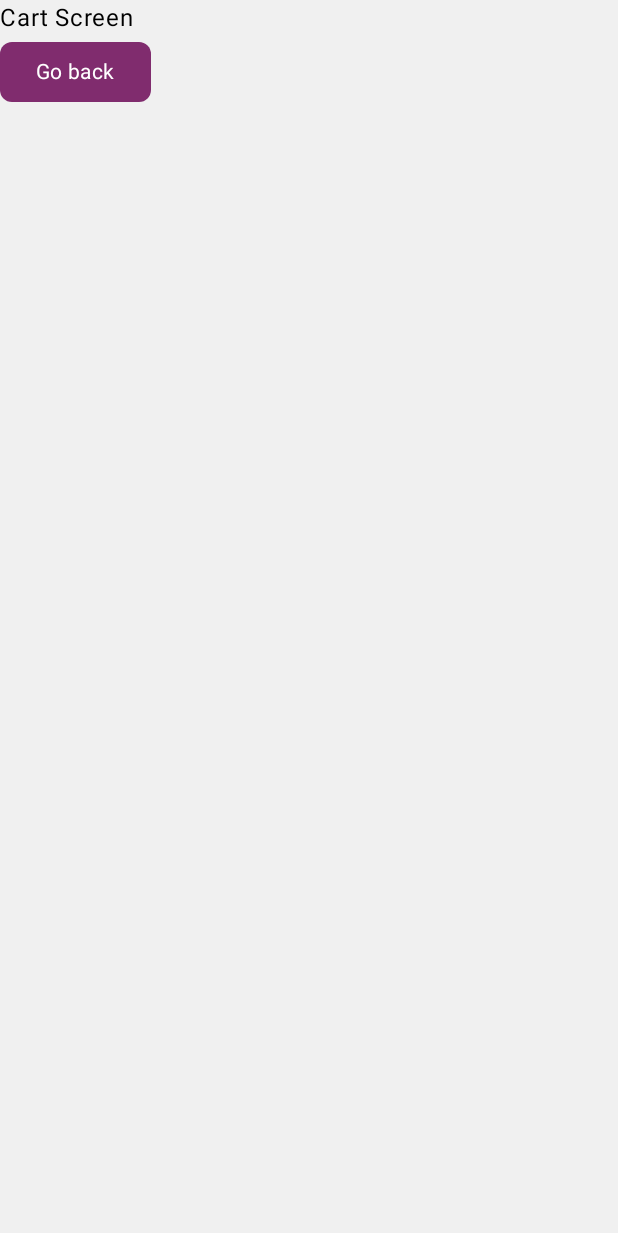
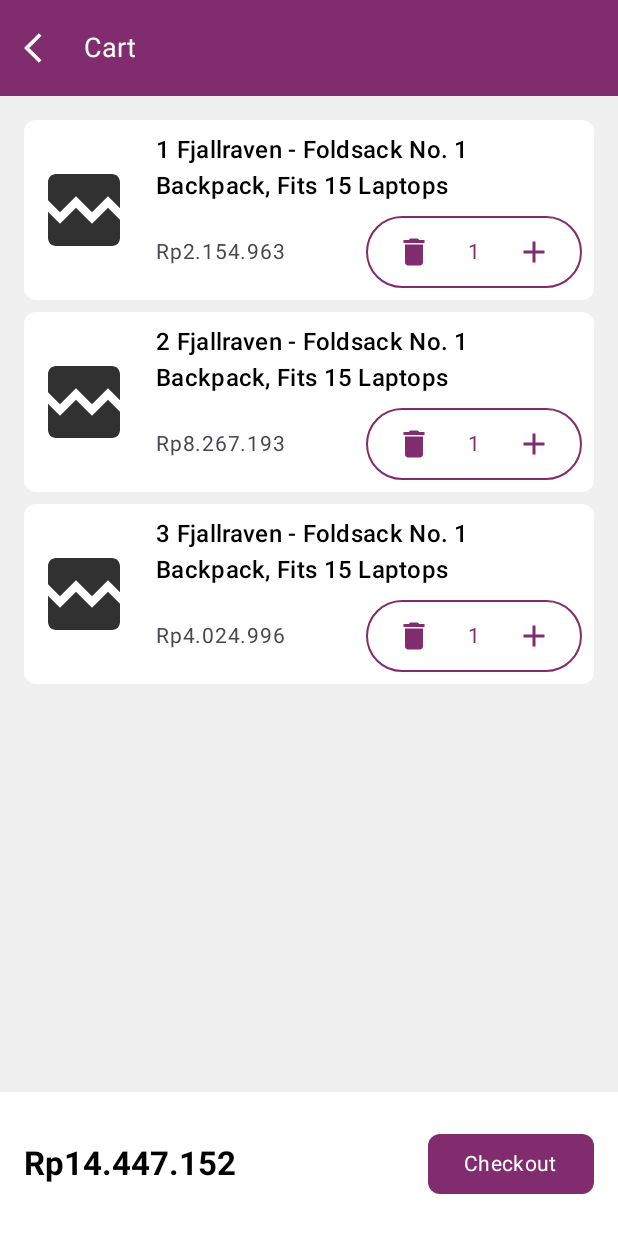
Before and after one commit to hudiohizari/fake-store, an Android app built with Jetpack Compose: the CartScreen screen opened through its navigation route, on a phone screen of 412 x 824 dp. Shown: the top 1233 px of the screen. Run offline under Robolectric (Android 15) with nearby library versions, the phone set to English and light mode, and no system bars; our stand-ins replace Dagger/Hilt's generated code, constraintlayout-compose; pictures from the network do not load.

Commit message:
fix: CartScreen

```diff
--- a/app/src/main/java/com/hizari/fakestore/ui/component/group/StaggeredProductGroup.kt
+++ b/app/src/main/java/com/hizari/fakestore/ui/component/group/StaggeredProductGroup.kt
@@ -38,7 +38,7 @@
                 Product(
                     id = it.toLong(),
                     title = "${index++} " + if (Random.nextBoolean()) "Fjallraven Laptops" else "Fjallraven - Foldsack No. 1 Backpack, Fits 15 Laptops, Fits 15 Laptops, Fits 15 Laptops, Fits 15 Laptops, Fits 15 Laptops",
-                    price = "$${Random.nextInt(10, 100)}",
+                    price = "Rp${Random.nextInt(1000, 10000000)}",
                     description = "Your perfect pack for everyday use and walks in the forest. Stash your laptop (up to 15 inches) in the padded sleeve, your everyday",
                     category = "men's clothing",
                     image = "https://fakestoreapi.com/img/81fPKd-2AYL._AC_SL1500_.jpg",
--- a/app/src/main/java/com/hizari/fakestore/ui/component/picker/QuantityPicker.kt
+++ b/app/src/main/java/com/hizari/fakestore/ui/component/picker/QuantityPicker.kt
@@ -13,6 +13,7 @@
 import androidx.compose.foundation.text.KeyboardOptions
 import androidx.compose.material.icons.Icons
 import androidx.compose.material.icons.filled.Add
+import androidx.compose.material.icons.filled.Delete
 import androidx.compose.material.icons.filled.Remove
 import androidx.compose.material3.Icon
 import androidx.compose.material3.IconButton
@@ -54,6 +55,11 @@
                 quantity = 1,
             )
             QuantityPicker(
+                enableDelete = true,
+                onQuantityChange = {},
+                quantity = 1,
+            )
+            QuantityPicker(
                 onQuantityChange = {},
                 quantity = 2,
             )
@@ -71,12 +77,13 @@
 
 @Composable
 fun QuantityPicker(
+    enableDelete: Boolean = false,
+    maxQuantity: Int = 99,
+    minQuantity: Int = 1,
     onQuantityChange: (Int) -> Unit,
+    onDelete: () -> Unit = {},
     quantity: Int,
 ) {
-    val minQuantity = 1
-    val maxQuantity = 999
-
     var quantityText by remember { mutableStateOf(quantity.toString()) }
 
     LaunchedEffect(quantity) {
@@ -94,7 +101,8 @@
             modifier = Modifier.padding(horizontal = 8.dp),
             verticalAlignment = Alignment.CenterVertically
         ) {
-            if (quantity > minQuantity) {
+            when {
+                quantity > minQuantity -> {
                     IconButton(onClick = {
                         val newQuantity = quantity - 1
                         quantityText = newQuantity.toString()
@@ -106,8 +114,21 @@
                             tint = MaterialTheme.colorScheme.primary
                         )
                     }
-            } else {
+                }
+
+                enableDelete -> {
+                    IconButton(onClick = onDelete) {
+                        Icon(
+                            contentDescription = stringResource(R.string.delete),
+                            imageVector = Icons.Default.Delete,
+                            tint = MaterialTheme.colorScheme.primary
+                        )
+                    }
+                }
+
+                else -> {
                     Box(modifier = Modifier.size(48.dp))
+                }
             }
 
             BasicTextField(
@@ -120,7 +141,7 @@
                         onQuantityChange(newQuantity)
                     }
                 },
-                modifier = Modifier.width(48.dp),
+                modifier = Modifier.width(32.dp),
                 textStyle = MaterialTheme.typography.bodyMedium.copy(
                     color = MaterialTheme.colorScheme.primary,
                     textAlign = TextAlign.Center
--- /dev/null
+++ b/app/src/main/java/com/hizari/fakestore/ui/screen/main/cart/CartItem.kt
@@ -0,0 +1,112 @@
+package com.hizari.fakestore.ui.screen.main.cart
+
+import androidx.compose.foundation.background
+import androidx.compose.foundation.layout.Column
+import androidx.compose.foundation.layout.Row
+import androidx.compose.foundation.layout.Spacer
+import androidx.compose.foundation.layout.fillMaxWidth
+import androidx.compose.foundation.layout.height
+import androidx.compose.foundation.layout.padding
+import androidx.compose.foundation.layout.size
+import androidx.compose.foundation.layout.width
+import androidx.compose.foundation.shape.RoundedCornerShape
+import androidx.compose.material3.MaterialTheme
+import androidx.compose.material3.Text
+import androidx.compose.runtime.Composable
+import androidx.compose.ui.Alignment
+import androidx.compose.ui.Modifier
+import androidx.compose.ui.text.style.TextOverflow
+import androidx.compose.ui.tooling.preview.Preview
+import androidx.compose.ui.unit.dp
+import androidx.compose.ui.unit.sp
+import com.hizari.domain.model.cart.Cart
+import com.hizari.domain.model.product.Product
+import com.hizari.fakestore.ui.component.image.RemoteImage
+import com.hizari.fakestore.ui.component.picker.QuantityPicker
+import com.hizari.fakestore.ui.theme.FakeStoreTheme
+
+/**
+ * Fake Store - com.hizari.fakestore.ui.screen.main.cart
+ *
+ * Created by hudiohizari on 03/11/24.
+ * https://github.com/hudiohizari
+ *
+ */
+
+@Preview
+@Composable
+fun PreviewCartItem() {
+    FakeStoreTheme {
+        CartItem(
+            cart = Cart(
+                id = 1,
+                product = Product.mock(),
+                quantity = 1
+            ),
+            onDelete = {},
+            onQuantityChange = {}
+        )
+    }
+}
+
+@Composable
+fun CartItem(
+    cart: Cart,
+    onDelete: () -> Unit,
+    onQuantityChange: (Int) -> Unit,
+) {
+    Row(
+        modifier = Modifier
+            .background(
+                color = MaterialTheme.colorScheme.surface,
+                shape = RoundedCornerShape(8.dp)
+            )
+            .fillMaxWidth()
+            .padding(all = 8.dp),
+        verticalAlignment = Alignment.CenterVertically
+    ) {
+        RemoteImage(
+            modifier = Modifier
+                .size(64.dp)
+                .background(
+                    color = MaterialTheme.colorScheme.surface,
+                    shape = RoundedCornerShape(8.dp)
+                ),
+            contentDescription = cart.product.title,
+            imageUrl = cart.product.image,
+        )
+
+        Spacer(modifier = Modifier.width(16.dp))
+
+        Column(modifier = Modifier.weight(1f)) {
+            Text(
+                maxLines = 2,
+                overflow = TextOverflow.Ellipsis,
+                text = cart.product.title,
+                style = MaterialTheme.typography.titleMedium
+            )
+
+            Spacer(modifier = Modifier.height(8.dp))
+
+            Row(
+                verticalAlignment = Alignment.CenterVertically
+            ) {
+                Text(
+                    modifier = Modifier.weight(1f),
+                    color = MaterialTheme.colorScheme.onSurfaceVariant,
+                    maxLines = 1,
+                    overflow = TextOverflow.Ellipsis,
+                    text = cart.product.price,
+                    fontSize = 14.sp,
+                )
+
+                QuantityPicker(
+                    enableDelete = true,
+                    onDelete = onDelete,
+                    onQuantityChange = { onQuantityChange(it) },
+                    quantity = cart.quantity,
+                )
+            }
+        }
+    }
+}
--- a/app/src/main/java/com/hizari/fakestore/ui/screen/main/cart/CartScreen.kt
+++ b/app/src/main/java/com/hizari/fakestore/ui/screen/main/cart/CartScreen.kt
@@ -1,14 +1,32 @@
 package com.hizari.fakestore.ui.screen.main.cart
 
 import androidx.compose.foundation.background
+import androidx.compose.foundation.layout.Arrangement
 import androidx.compose.foundation.layout.Column
+import androidx.compose.foundation.layout.PaddingValues
+import androidx.compose.foundation.layout.Row
 import androidx.compose.foundation.layout.fillMaxSize
+import androidx.compose.foundation.layout.fillMaxWidth
+import androidx.compose.foundation.layout.padding
+import androidx.compose.foundation.lazy.LazyColumn
+import androidx.compose.foundation.lazy.items
 import androidx.compose.material3.MaterialTheme
 import androidx.compose.material3.Text
 import androidx.compose.runtime.Composable
+import androidx.compose.runtime.collectAsState
+import androidx.compose.runtime.getValue
+import androidx.compose.ui.Alignment
 import androidx.compose.ui.Modifier
+import androidx.compose.ui.platform.LocalContext
+import androidx.compose.ui.res.stringResource
+import androidx.compose.ui.text.font.FontWeight
 import androidx.compose.ui.tooling.preview.Preview
+import androidx.compose.ui.unit.dp
+import androidx.hilt.navigation.compose.hiltViewModel
+import com.hizari.common.extention.toast
+import com.hizari.fakestore.R
 import com.hizari.fakestore.navigation.main.MainNavAction
+import com.hizari.fakestore.ui.component.bar.FSTopAppBar
 import com.hizari.fakestore.ui.component.button.FSButton
 import com.hizari.fakestore.ui.theme.FakeStoreTheme
 import kotlinx.serialization.Serializable
@@ -28,10 +46,15 @@
 fun CartScreen(
     modifier: Modifier = Modifier,
     mainNavAction: (action: MainNavAction) -> Unit,
+    viewModel: CartViewModel = hiltViewModel(),
 ) {
+    val viewState by viewModel.viewState.collectAsState()
+
     CartScreenContent(
         modifier = modifier.fillMaxSize(),
-        mainNavAction = mainNavAction
+        mainNavAction = mainNavAction,
+        updateViewState = viewModel::updateViewState,
+        viewState = viewState
     )
 }
 
@@ -43,7 +66,9 @@
             modifier = Modifier
                 .background(MaterialTheme.colorScheme.background)
                 .fillMaxSize(),
-            mainNavAction = {}
+            mainNavAction = {},
+            updateViewState = {},
+            viewState = CartViewState()
         )
     }
 }
@@ -52,16 +77,63 @@
 fun CartScreenContent(
     modifier: Modifier = Modifier,
     mainNavAction: (action: MainNavAction) -> Unit,
+    updateViewState: ((CartViewState) -> CartViewState) -> Unit,
+    viewState: CartViewState
 ) {
-    Column(
-        modifier = modifier
-    ) {
-        Text(text = "Cart Screen")
-        FSButton(
-            onClick = {
-                mainNavAction.invoke(MainNavAction.GoBack())
-            },
-            text = "Go back"
+    val context = LocalContext.current
+
+    Column(modifier = modifier.fillMaxSize()) {
+        FSTopAppBar(
+            onBackPressed = { mainNavAction.invoke(MainNavAction.GoBack()) },
+            title = stringResource(R.string.cart)
         )
+
+        LazyColumn(
+            modifier = Modifier.weight(1f),
+            contentPadding = PaddingValues(16.dp),
+            verticalArrangement = Arrangement.spacedBy(8.dp),
+        ) {
+            items(viewState.cartList) { cart ->
+                CartItem(
+                    cart = cart,
+                    onDelete = {
+                        updateViewState { viewState ->
+                            viewState.copy(cartList = viewState.cartList.filter { it.id != cart.id })
+                        }
+                    },
+                    onQuantityChange = { newQuantity ->
+                        updateViewState { viewState ->
+                            viewState.copy(cartList = viewState.cartList.map {
+                                if (it.id == cart.id) {
+                                    it.copy(quantity = newQuantity)
+                                } else {
+                                    it
+                                }
+                            })
+                        }
+                    }
+                )
+            }
+        }
+
+        Row(
+            modifier = Modifier
+                .background(color = MaterialTheme.colorScheme.surface)
+                .fillMaxWidth()
+                .padding(16.dp),
+            horizontalArrangement = Arrangement.SpaceBetween,
+            verticalAlignment = Alignment.CenterVertically
+        ) {
+            Text(
+                text = viewState.getTotalPrice(),
+                style = MaterialTheme.typography.titleLarge,
+                fontWeight = FontWeight.Bold
+            )
+            FSButton(
+                modifier = Modifier.padding(vertical = 8.dp),
+                onClick = { context.toast(R.string.checkout) },
+                text = stringResource(R.string.checkout)
+            )
+        }
     }
 }
--- /dev/null
+++ b/app/src/main/java/com/hizari/fakestore/ui/screen/main/cart/CartViewModel.kt
@@ -0,0 +1,26 @@
+package com.hizari.fakestore.ui.screen.main.cart
+
+import androidx.lifecycle.ViewModel
+import dagger.hilt.android.lifecycle.HiltViewModel
+import kotlinx.coroutines.flow.MutableStateFlow
+import kotlinx.coroutines.flow.asStateFlow
+import kotlinx.coroutines.flow.update
+import javax.inject.Inject
+
+/**
+ * Fake Store - com.hizari.fakestore.ui.screen.main.cart
+ *
+ * Created by hudiohizari on 03/11/24.
+ * https://github.com/hudiohizari
+ *
+ */
+
+@HiltViewModel
+class CartViewModel @Inject constructor() : ViewModel() {
+    private val mutableViewState = MutableStateFlow(CartViewState())
+    val viewState = mutableViewState.asStateFlow()
+
+    fun updateViewState(update: (CartViewState) -> CartViewState) {
+        mutableViewState.update(update)
+    }
+}
--- /dev/null
+++ b/app/src/main/java/com/hizari/fakestore/ui/screen/main/cart/CartViewState.kt
@@ -0,0 +1,42 @@
+package com.hizari.fakestore.ui.screen.main.cart
+
+import com.hizari.common.extention.toDotFormat
+import com.hizari.domain.model.cart.Cart
+import com.hizari.domain.model.product.Product
+
+/**
+ * Fake Store - com.hizari.fakestore.ui.screen.main.cart
+ *
+ * Created by hudiohizari on 03/11/24.
+ * https://github.com/hudiohizari
+ *
+ */
+data class CartViewState(
+    val cartList: List<Cart> = listOf(
+        Cart(
+            id = 1,
+            product = Product.mock(),
+            quantity = 1,
+        ),
+        Cart(
+            id = 2,
+            product = Product.mock(id = 2),
+            quantity = 1,
+        ),
+        Cart(
+            id = 3,
+            product = Product.mock(id = 3),
+            quantity = 1,
+        )
+    ),
+) {
+
+    fun getTotalPrice(): String {
+        return "Rp${
+            cartList.sumOf { cart ->
+                cart.product.price.filter { it.isDigit() }.toLong() * cart.quantity
+            }.toDotFormat()
+        }"
+    }
+
+}
--- a/app/src/main/java/com/hizari/fakestore/ui/screen/main/detail/ProductDetailScreen.kt
+++ b/app/src/main/java/com/hizari/fakestore/ui/screen/main/detail/ProductDetailScreen.kt
@@ -211,6 +211,7 @@
                     quantity = viewState.quantity,
                 )
                 FSButton(
+                    enabled = viewState.showAddToCart.not(),
                     onClick = {
                         updateViewState {
                             it.copy(
--- a/app/src/main/java/com/hizari/fakestore/ui/screen/main/home/HomeScreen.kt
+++ b/app/src/main/java/com/hizari/fakestore/ui/screen/main/home/HomeScreen.kt
@@ -104,6 +104,7 @@
             },
             title = stringResource(R.string.app_name)
         )
+
         ChipGroup(
             modifier = Modifier.fillMaxWidth(),
             contentPadding = PaddingValues(
@@ -120,6 +121,7 @@
                 }
             }
         )
+
         VerticalStaggeredProductGroup(
             modifier = Modifier.fillMaxWidth(),
             onAddToCart = { },
--- a/app/src/main/java/com/hizari/fakestore/ui/screen/main/home/HomeViewState.kt
+++ b/app/src/main/java/com/hizari/fakestore/ui/screen/main/home/HomeViewState.kt
@@ -22,13 +22,6 @@
     ),
     val selectedCategory: String = categoryList.first(),
     val productList: List<Product> = List(10) {
-        Product(
-            id = it.toLong(),
-            title = if (Random.nextBoolean()) "Fjallraven Laptops" else "Fjallraven - Foldsack No. 1 Backpack, Fits 15 Laptops, Fits 15 Laptops, Fits 15 Laptops, Fits 15 Laptops, Fits 15 Laptops",
-            price = "$${Random.nextInt(10, 100)}",
-            description = "Your perfect pack for everyday use and walks in the forest. Stash your laptop (up to 15 inches) in the padded sleeve, your everyday",
-            category = "men's clothing",
-            image = "https://fakestoreapi.com/img/81fPKd-2AYL._AC_SL1500_.jpg",
-        )
+        Product.mock(id = it.toLong())
     }
 )
--- a/app/src/main/res/values/strings.xml
+++ b/app/src/main/res/values/strings.xml
@@ -3,6 +3,8 @@
     <string name="add_to_cart">Add to Cart</string>
     <string name="cart">Cart</string>
     <string name="category">Category</string>
+    <string name="checkout">Checkout</string>
+    <string name="delete">Delete</string>
     <string name="description">Description</string>
     <string name="hide_password">Hide password</string>
     <string name="go_up">Go Up</string>
--- /dev/null
+++ b/common/src/main/java/com/hizari/common/extention/NumberExt.kt
@@ -0,0 +1,25 @@
+package com.hizari.common.extention
+
+import java.text.DecimalFormat
+import java.text.DecimalFormatSymbols
+import java.util.Locale
+
+/**
+ * Fake Store - com.hizari.common.extention
+ *
+ * Created by hudiohizari on 03/11/24.
+ * https://github.com/hudiohizari
+ *
+ */
+
+fun Long?.orZero(): Long {
+    return this ?: 0
+}
+
+fun Long?.toDotFormat(): String {
+    val symbols = DecimalFormatSymbols(Locale.getDefault()).apply {
+        groupingSeparator = '.'
+    }
+    val formatter = DecimalFormat("##,###,###,###,###", symbols)
+    return formatter.format(this.orZero())
+}
--- a/domain/src/main/java/com/hizari/domain/model/product/Product.kt
+++ b/domain/src/main/java/com/hizari/domain/model/product/Product.kt
@@ -1,4 +1,7 @@
 package com.hizari.domain.model.product
+
+import com.hizari.common.extention.toDotFormat
+import kotlin.random.Random
 
 /**
  * Fake Store - com.hizari.domain.model.product
@@ -15,4 +18,15 @@
     val image: String,
     val price: String,
     val title: String
-)
+) {
+    companion object {
+        fun mock(id: Long = 1) = Product(
+            id = id,
+            title = "$id Fjallraven - Foldsack No. 1 Backpack, Fits 15 Laptops",
+            price = "Rp${Random.nextLong(1000, 10000000).toDotFormat()}",
+            description = "Your perfect pack for everyday use and walks in the forest. Stash your laptop (up to 15 inches) in the padded sleeve, your everyday",
+            category = "men's clothing",
+            image = "https://fakestoreapi.com/img/81fPKd-2AYL._AC_SL1500_.jpg",
+        )
+    }
+}
```
Also changed, not shown: app/src/main/java/com/hizari/fakestore/ui/component/item/ProductGridItem.kt (+1 -8 lines), app/src/main/java/com/hizari/fakestore/ui/screen/main/detail/ProductDetailViewState.kt (+1 -8 lines). Lines whose indentation alone changed are shown as unchanged.
